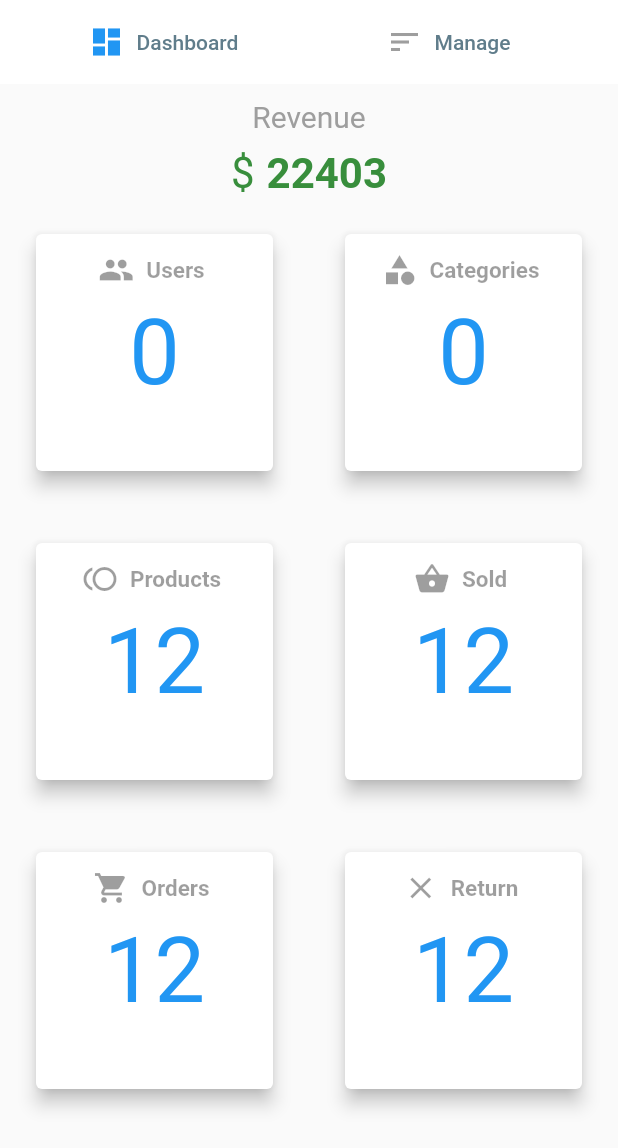
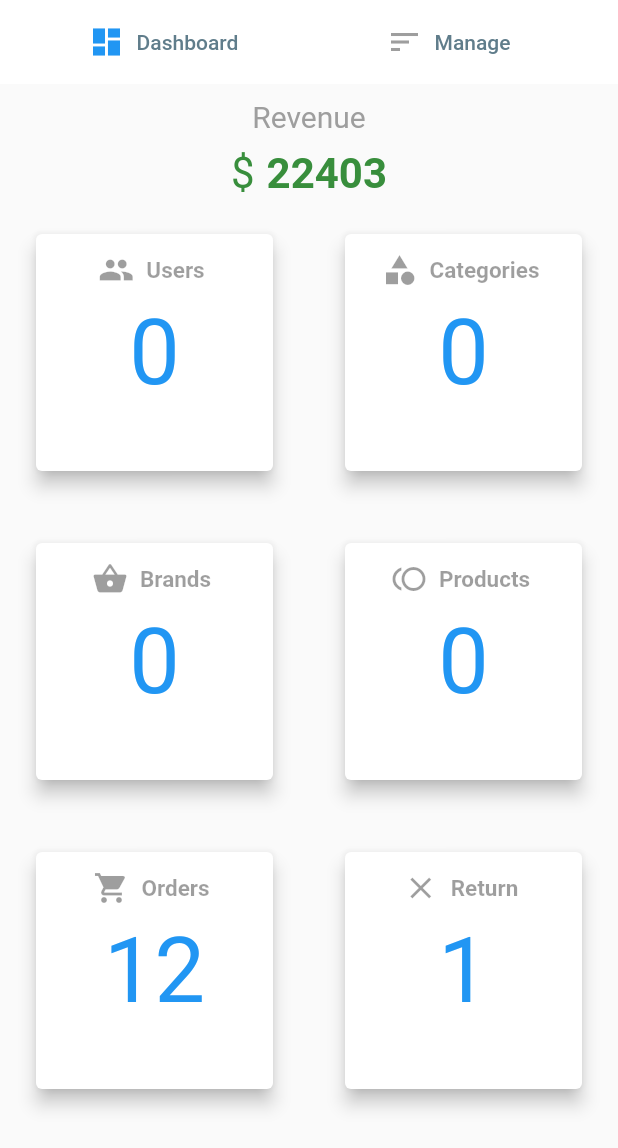
Before and after one commit to Ahmedgadein/OrderX-Admin, a Flutter app: the screen it shows after launch, on a phone screen of 412 x 824 dp. Shown: the top 1148 px of the screen. Run offline on Flutter 3.47's test engine with Material 2 defaults, Android fonts, the phone set to English and light mode, and no system bars; our stand-ins replace cloud_firestore, firebase_auth, firebase_storage, fluttertoast, image_picker; accounts and stored records are empty; network calls fail.

Commit message:
screenshots

```diff
--- a/lib/db/services/dashboard_service.dart
+++ b/lib/db/services/dashboard_service.dart
@@ -4,8 +4,10 @@ import 'package:cloud_firestore/cloud_firestore.dart';
 
 class BoardService{
   Firestore _firestore = Firestore.instance;
+  //Collections
   String categories = "Categories";
   String users = "Users";
+  String brands = "Brands";
 
   Future<String> getCategoriesCount() async{
     try{
@@ -39,4 +41,15 @@ class BoardService{
     }
   }
 
+  Future<String> getBrandsCount() async{
+    try{
+      List<DocumentSnapshot> _brands;
+      await _firestore.collection(brands).getDocuments().then((value) => _brands = value.documents);
+      return _brands.length.toString();
+
+    }catch( e){
+      print(e.toString());
+    }
+  }
+
 }
--- a/lib/screens/home_screen.dart
+++ b/lib/screens/home_screen.dart
@@ -31,6 +31,7 @@ class _HomePageState extends State<HomePage> {
   String categories;
   String users;
   String products;
+  String brands;
 
   @override
   void initState()  {
@@ -204,6 +205,33 @@ class _HomePageState extends State<HomePage> {
                     ),
                   ),
 
+                  //Brands
+                  Padding(
+                    padding: const EdgeInsets.all(20.0),
+                    child: Container(
+                      height: 80,
+                      width: 80,
+                      child: Card(
+                        elevation: 5.0,
+                        child: GridTile(
+                          header: FlatButton.icon(
+                              onPressed: null,
+                              icon: Icon(Icons.shopping_basket),
+                              label: Text(
+                                "Brands",
+                                style: TextStyle(
+                                    fontWeight: FontWeight.bold, fontSize: 15),
+                              )),
+                          child: Center(
+                              child: Text(
+                                brands == null ? 0.toString(): brands,
+                                style: TextStyle(fontSize: 60, color: Colors.blue),
+                              )),
+                        ),
+                      ),
+                    ),
+                  ),
+
                   //Products
                   Padding(
                     padding: const EdgeInsets.all(20.0),
@@ -223,7 +251,7 @@ class _HomePageState extends State<HomePage> {
                               )),
                           child: Center(
                               child: Text(
-                            "12",
+                            products == null ? 0.toString() : products,
                             style: TextStyle(fontSize: 60, color: Colors.blue),
                           )),
                         ),
@@ -231,32 +259,7 @@ class _HomePageState extends State<HomePage> {
                     ),
                   ),
 
-                  //Sold
-                  Padding(
-                    padding: const EdgeInsets.all(20.0),
-                    child: Container(
-                      height: 80,
-                      width: 80,
-                      child: Card(
-                        elevation: 5.0,
-                        child: GridTile(
-                          header: FlatButton.icon(
-                              onPressed: null,
-                              icon: Icon(Icons.shopping_basket),
-                              label: Text(
-                                "Sold",
-                                style: TextStyle(
-                                    fontWeight: FontWeight.bold, fontSize: 15),
-                              )),
-                          child: Center(
-                              child: Text(
-                            "12",
-                            style: TextStyle(fontSize: 60, color: Colors.blue),
-                          )),
-                        ),
-                      ),
-                    ),
-                  ),
+
 
                   //Orders
                   Padding(
@@ -304,7 +307,7 @@ class _HomePageState extends State<HomePage> {
                               )),
                           child: Center(
                               child: Text(
-                            "12",
+                            "1",
                             style: TextStyle(fontSize: 60, color: Colors.blue),
                           )),
                         ),
@@ -440,6 +443,7 @@ class _HomePageState extends State<HomePage> {
     users = await _service.getUsersCount();
     categories = await _service.getCategoriesCount();
     products = await _service.getProductsCount();
+    brands = await _service.getBrandsCount();
     setState(() {
     });
   }
```
Also changed, not shown: 4 other files.
